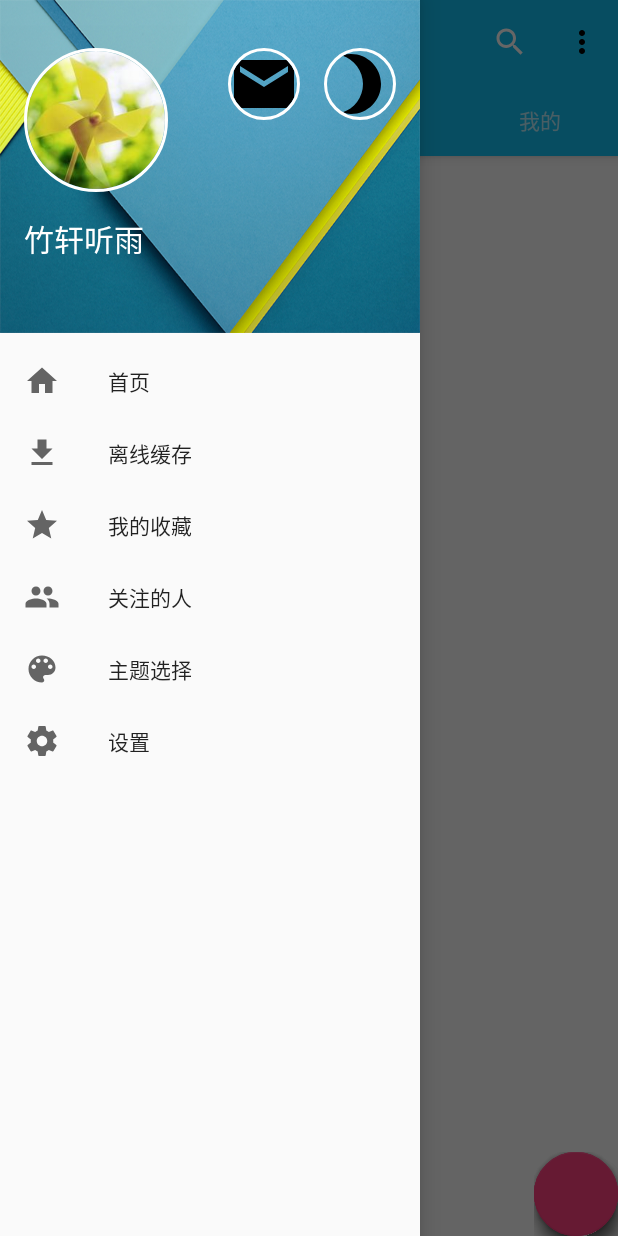
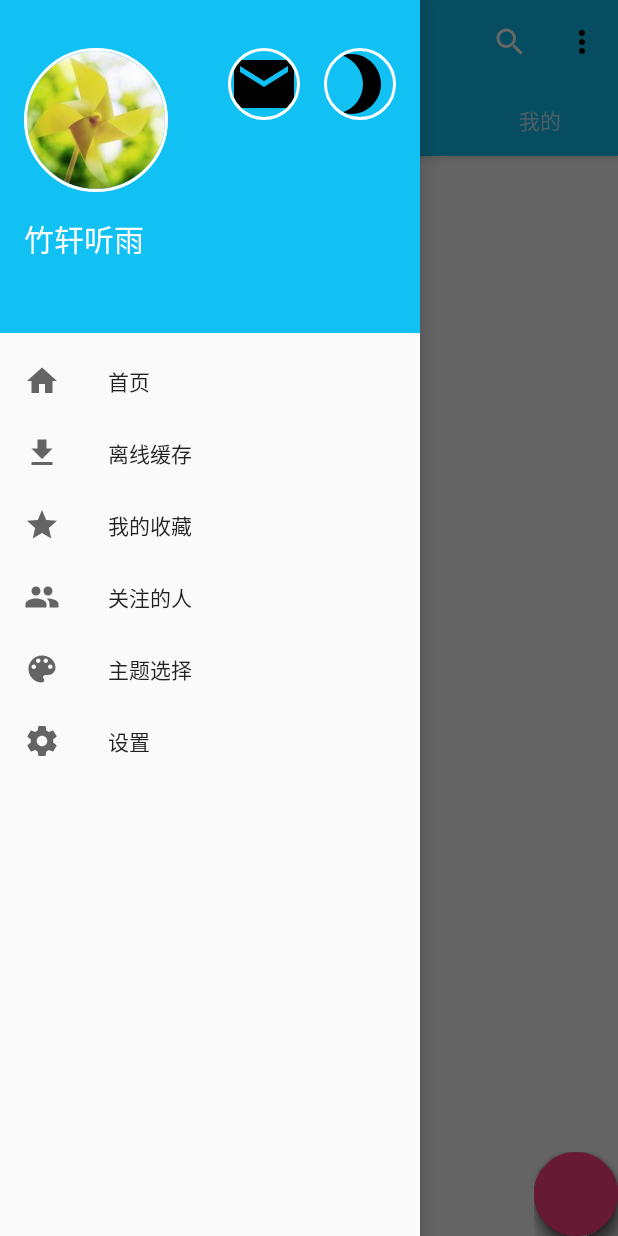
Before and after one commit to powerofcheese/aurora-iot-android, an Android app: the MainActivity screen opened directly, with no data from a screen before it, with the side drawer open, on a phone screen of 412 x 824 dp. Run offline under Robolectric (Android 15) with nearby library versions, the phone set to English and light mode, and no system bars; our stand-ins replace CircleImageView; libraries missing offline, so code that uses them is left out: android.support.v7, cn.bmob.v3, com.getbase.floatingactionbutton, com.hookedonplay.decoviewlib, jp.wasabeef.recyclerview; plain views replace FloatingActionButton, FloatingActionsMenu; 19 statements that could not run were skipped.

Commit message:
Optimize some ui details.

```diff
--- a/Aurora/app/src/main/java/com/happylrd/aurora/MainActivity.java
+++ b/Aurora/app/src/main/java/com/happylrd/aurora/MainActivity.java
@@ -2,6 +2,8 @@ package com.happylrd.aurora;
 
 import android.content.Context;
 import android.content.Intent;
+import android.graphics.Bitmap;
+import android.graphics.drawable.BitmapDrawable;
 import android.support.design.widget.NavigationView;
 import android.support.design.widget.TabLayout;
 import android.support.v4.app.Fragment;
@@ -13,26 +15,39 @@ import android.support.v4.widget.DrawerLayout;
 import android.support.v7.app.ActionBar;
 import android.support.v7.app.AppCompatActivity;
 import android.os.Bundle;
+import android.support.v7.graphics.Palette;
 import android.support.v7.widget.Toolbar;
 import android.view.Menu;
 import android.view.MenuItem;
 import android.view.MotionEvent;
 import android.view.View;
 import android.widget.FrameLayout;
+import android.widget.TextView;
 
+import com.bumptech.glide.Glide;
+import com.bumptech.glide.request.animation.GlideAnimation;
+import com.bumptech.glide.request.target.SimpleTarget;
 import com.getbase.floatingactionbutton.FloatingActionButton;
 import com.getbase.floatingactionbutton.FloatingActionsMenu;
+import com.happylrd.aurora.entity.MyUser;
 
 import java.util.ArrayList;
 import java.util.List;
 
+import cn.bmob.v3.BmobUser;
+import de.hdodenhof.circleimageview.CircleImageView;
+
 public class MainActivity extends AppCompatActivity {
 
     private DrawerLayout mDrawerLayout;
+    private NavigationView navigationView;
+    private View mHeadView;
+    private CircleImageView mNavHeadPortrait;
+    private TextView mNavNickName;
+
     private Toolbar toolbar;
     private ViewPager viewPager;
     private TabLayout tabLayout;
-    private NavigationView navigationView;
 
     private FrameLayout frameLayout;
     private FloatingActionsMenu fabMenu;
@@ -52,6 +67,7 @@ public class MainActivity extends AppCompatActivity {
 
         initView();
         initListener();
+        initData();
     }
 
     private void initView() {
@@ -65,8 +81,11 @@ public class MainActivity extends AppCompatActivity {
         tabLayout = (TabLayout) findViewById(R.id.tabs);
         tabLayout.setupWithViewPager(viewPager);
 
+        mDrawerLayout = (DrawerLayout) findViewById(R.id.drawer);
         navigationView = (NavigationView) findViewById(R.id.nav_view);
-        mDrawerLayout = (DrawerLayout) findViewById(R.id.drawer);
+        mHeadView = navigationView.getHeaderView(0);
+        mNavHeadPortrait = (CircleImageView) mHeadView.findViewById(R.id.civ_head_portrait);
+        mNavNickName = (TextView) mHeadView.findViewById(R.id.tv_nick_name);
 
         // add menu icon to Toolbar
         ActionBar supportActionBar = getSupportActionBar();
@@ -144,6 +163,19 @@ public class MainActivity extends AppCompatActivity {
         });
     }
 
+    private void initData() {
+        MyUser currentUser = BmobUser.getCurrentUser(MyUser.class);
+        mNavNickName.setText(currentUser.getNickName());
+        if (currentUser.getHeadPortraitPath() != null) {
+            Glide.with(MainActivity.this)
+                    .load(currentUser.getHeadPortraitPath())
+                    .into(mNavHeadPortrait);
+            setBgColorByHeadPortrait(currentUser.getHeadPortraitPath());
+        } else {
+            setBgColorByDefaultHeadPortrait();
+        }
+    }
+
     @Override
     public boolean onCreateOptionsMenu(Menu menu) {
         getMenuInflater().inflate(R.menu.menu_main, menu);
@@ -200,4 +232,34 @@ public class MainActivity extends AppCompatActivity {
             return mFragmentTitleList.get(position);
         }
     }
+
+    private void setBgColorByDefaultHeadPortrait() {
+        BitmapDrawable bitmapDrawable =
+                (BitmapDrawable) getResources().getDrawable(R.drawable.default_head_portrait);
+        Bitmap bitmap = bitmapDrawable.getBitmap();
+        usePaletteByBitmap(bitmap);
+    }
+
+    private void setBgColorByHeadPortrait(String headPortraitPath) {
+        Glide.with(MainActivity.this)
+                .load(headPortraitPath)
+                .asBitmap()
+                .into(new SimpleTarget<Bitmap>() {
+                    @Override
+                    public void onResourceReady(Bitmap resource, GlideAnimation<? super Bitmap> glideAnimation) {
+                        usePaletteByBitmap(resource);
+                    }
+                });
+    }
+
+    private void usePaletteByBitmap(Bitmap bitmap) {
+        Palette.Builder builder = Palette.from(bitmap);
+        builder.generate(new Palette.PaletteAsyncListener() {
+            @Override
+            public void onGenerated(Palette palette) {
+                Palette.Swatch vibrant = palette.getVibrantSwatch();
+                mHeadView.setBackgroundColor(vibrant.getRgb());
+            }
+        });
+    }
 }
--- a/Aurora/app/src/main/res/layout/activity_login.xml
+++ b/Aurora/app/src/main/res/layout/activity_login.xml
@@ -3,7 +3,7 @@
     xmlns:app="http://schemas.android.com/apk/res-auto"
     android:layout_width="match_parent"
     android:layout_height="match_parent"
-    android:background="@color/colorPrimary"
+    android:background="@mipmap/bg_login"
     android:orientation="vertical">
 
     <View
@@ -11,7 +11,7 @@
         android:layout_width="match_parent"
         android:layout_height="wrap_content"
         android:layout_alignParentTop="true"
-        android:alpha="0.9"
+        android:alpha="0.5"
         android:background="#000000" />
 
     <de.hdodenhof.circleimageview.CircleImageView
--- a/Aurora/app/src/main/res/layout/activity_signup.xml
+++ b/Aurora/app/src/main/res/layout/activity_signup.xml
@@ -3,7 +3,7 @@
     xmlns:app="http://schemas.android.com/apk/res-auto"
     android:layout_width="match_parent"
     android:layout_height="match_parent"
-    android:background="@color/colorPrimary"
+    android:background="@mipmap/bg_signup"
     android:orientation="vertical">
 
     <View
@@ -11,7 +11,7 @@
         android:layout_width="match_parent"
         android:layout_height="wrap_content"
         android:layout_alignParentTop="true"
-        android:alpha="0.9"
+        android:alpha="0.5"
         android:background="#000000" />
 
     <de.hdodenhof.circleimageview.CircleImageView
--- a/Aurora/app/src/main/res/layout/item_card.xml
+++ b/Aurora/app/src/main/res/layout/item_card.xml
@@ -77,8 +77,7 @@
             android:layout_below="@id/tv_text_content"
             android:layout_marginLeft="@dimen/md_keylines"
             android:layout_marginRight="@dimen/md_keylines"
-            android:scaleType="centerCrop"
-            tools:src="@drawable/a" />
+            android:scaleType="centerCrop" />
 
         <ImageButton
             android:id="@+id/share_button"
--- a/Aurora/app/src/main/res/layout/navheader.xml
+++ b/Aurora/app/src/main/res/layout/navheader.xml
@@ -3,11 +3,11 @@
     xmlns:app="http://schemas.android.com/apk/res-auto"
     android:layout_width="match_parent"
     android:layout_height="@dimen/navheader_height"
-    android:background="@drawable/drawer_background"
+    android:background="@color/colorPrimary"
     android:padding="@dimen/md_keylines">
 
     <de.hdodenhof.circleimageview.CircleImageView
-        android:id="@+id/profile_image"
+        android:id="@+id/civ_head_portrait"
         android:layout_width="96dp"
         android:layout_height="96dp"
         android:layout_marginTop="@dimen/md_keylines"
@@ -16,10 +16,11 @@
         app:civ_border_width="2dp" />
 
     <TextView
+        android:id="@+id/tv_nick_name"
         android:layout_width="wrap_content"
         android:layout_height="wrap_content"
-        android:layout_alignLeft="@id/profile_image"
-        android:layout_below="@id/profile_image"
+        android:layout_alignLeft="@id/civ_head_portrait"
+        android:layout_below="@id/civ_head_portrait"
         android:layout_marginTop="@dimen/md_keylines"
         android:text="竹轩听雨"
         android:textColor="@color/white"
@@ -39,11 +40,10 @@
         android:id="@+id/message_image"
         android:layout_width="48dp"
         android:layout_height="48dp"
-        android:layout_toLeftOf="@id/day_night_mode_image"
         android:layout_marginRight="@dimen/md_keylines"
         android:layout_marginTop="@dimen/md_keylines"
+        android:layout_toLeftOf="@id/day_night_mode_image"
         android:src="@drawable/ic_email_black_24dp"
         app:civ_border_color="#FFFFFFFF"
         app:civ_border_width="2dp" />
-
 </RelativeLayout>
```
Also changed, not shown: Aurora/app/src/main/res/drawable/a.png (deleted), Aurora/app/src/main/res/drawable/a_avator.png (deleted), Aurora/app/src/main/res/mipmap-hdpi/bg_login.jpeg (renamed from Aurora/app/src/main/res/drawable/bg_login.jpeg), Aurora/app/src/main/res/mipmap-hdpi/bg_signup.jpg (added), Aurora/app/src/main/res/mipmap-mdpi/bg_login.jpeg (added), Aurora/app/src/main/res/mipmap-mdpi/bg_signup.jpg (added), Aurora/app/src/main/res/mipmap-xhdpi/bg_login.jpeg (added), Aurora/app/src/main/res/mipmap-xhdpi/bg_signup.jpg (added), Aurora/app/src/main/res/mipmap-xxhdpi/bg_login.jpeg (added), Aurora/app/src/main/res/mipmap-xxhdpi/bg_signup.jpg (added), Aurora/app/src/main/res/mipmap-xxxhdpi/bg_login.jpeg (added), Aurora/app/src/main/res/mipmap-xxxhdpi/bg_signup.jpg (added).
